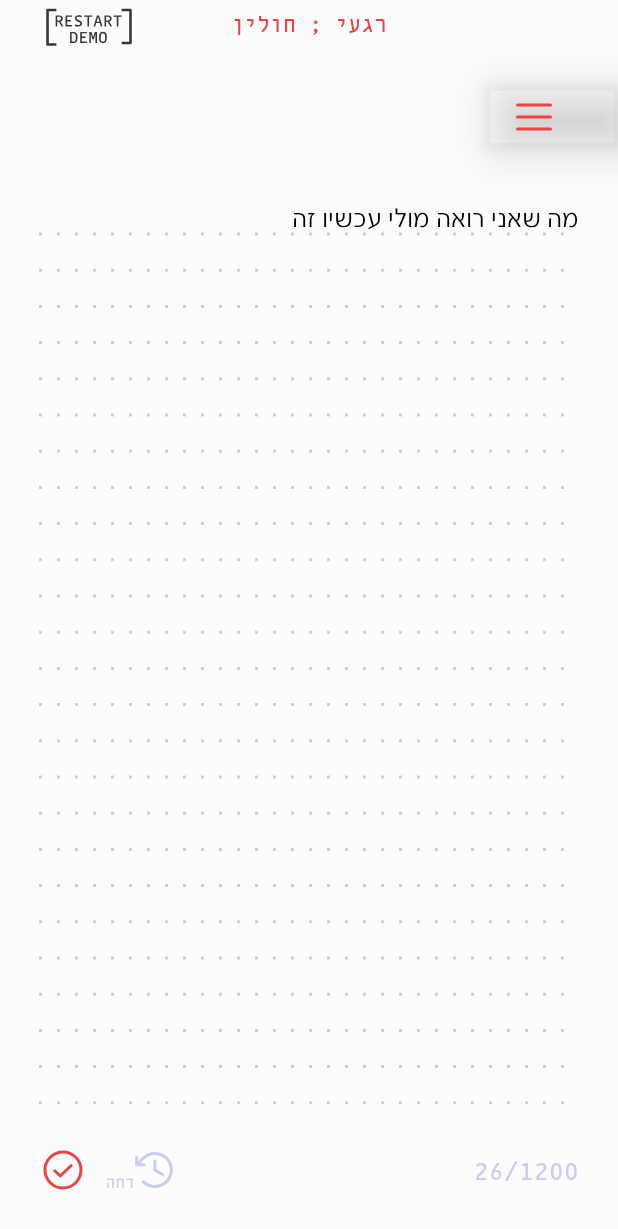
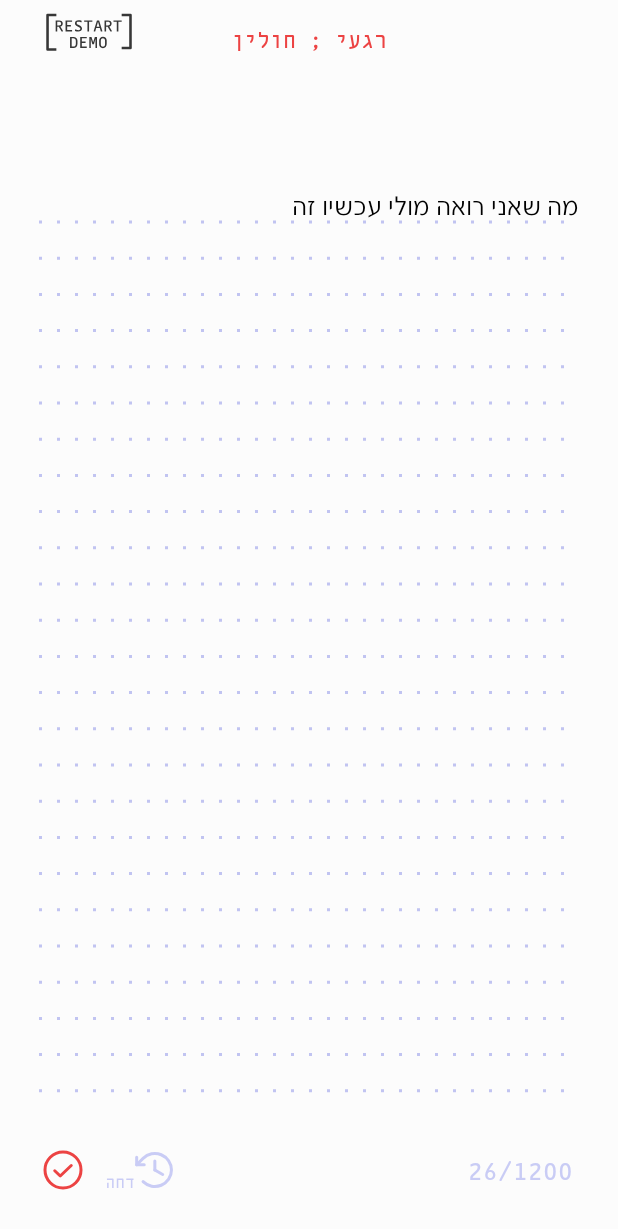
Before and after one commit to amitilan17/random-moments, an Android app: the fragment WriteFragment placed in its activity, on a phone screen of 412 x 824 dp. Shown: the top 1229 px of the screen. Run offline under Robolectric (Android 15) with nearby library versions, the phone set to English and light mode, and no system bars; our stand-ins replace data binding; libraries missing offline, so code that uses them is left out: com.chaquo.python; 1 statement that could not run was skipped.

Commit message:
margins colors and alignments

```diff
--- a/RandomMemories/app/src/main/java/com/example/randommemories/ui/main/LinedEditText.kt
+++ b/RandomMemories/app/src/main/java/com/example/randommemories/ui/main/LinedEditText.kt
@@ -17,7 +17,7 @@ class LinedEditText(context: Context, attrs: AttributeSet?) : androidx.appcompat
     // we need this constructor for LayoutInflater
     init {
         mPaint.style = Paint.Style.FILL_AND_STROKE
-        mPaint.color = context.getColor(R.color.light_blue)
+        mPaint.color = context.getColor(R.color.light_blue_darker)
         mPaint.strokeWidth = 3f
         mPaint.pathEffect = DashPathEffect(floatArrayOf(3f, 15f), 0f) // Set dash pattern
     }
--- a/RandomMemories/app/src/main/java/com/example/randommemories/ui/main/WriteFragment.kt
+++ b/RandomMemories/app/src/main/java/com/example/randommemories/ui/main/WriteFragment.kt
@@ -87,6 +87,7 @@ class WriteFragment : Fragment() {
 
         LocaleHelper.onCreate(requireContext(), "he")
 
+        activity?.findViewById<Button>(R.id.menu)?.visibility= View.INVISIBLE
 
         val logo = requireActivity().findViewById<TextView>(R.id.logo)
         val restartButton = requireActivity().findViewById<View>(R.id.restart_button)
@@ -94,8 +95,8 @@ class WriteFragment : Fragment() {
         restartTopPaddingOnActivity = restartButton.paddingTop
         restartLeftPaddingOnActivity = restartButton.paddingLeft
         WindowCompat.setDecorFitsSystemWindows(requireActivity().window, true)
-        logo.setPadding(0, 8, 0, 0)
-        restartButton.setPadding(40, -150, 0, 0)
+        logo.setPadding(0, 24, 0, 0)
+        restartButton.setPadding(40, -14, 0, 0)
     }
 
     override fun onStop() {
--- a/RandomMemories/app/src/main/res/layout/activity_main.xml
+++ b/RandomMemories/app/src/main/res/layout/activity_main.xml
@@ -23,7 +23,7 @@
             android:drawableBottom="@drawable/restart_button"
             android:drawableTint="@color/dark_gray"
             android:paddingLeft="28dp"
-            android:paddingTop="31dp"
+            android:paddingTop="39dp"
             android:textAlignment="center" />
     </FrameLayout>
 
@@ -33,7 +33,7 @@
         android:layout_width="match_parent"
         android:layout_height="wrap_content"
         android:elevation="4dp"
-        android:paddingTop="52dp"
+        android:paddingTop="58dp"
         android:text="@string/logo"
         android:textAlignment="center" />
 
@@ -43,7 +43,7 @@
         android:layout_width="wrap_content"
         android:layout_height="wrap_content"
         android:layout_gravity="right"
-        android:layout_marginTop="52dp"
+        android:layout_marginTop="48dp"
         android:drawableLeft="@drawable/ic_menu"
-        android:elevation="20dp" />
+        android:elevation="20dp"/>
 </FrameLayout>
--- a/RandomMemories/app/src/main/res/layout/activity_onboarding.xml
+++ b/RandomMemories/app/src/main/res/layout/activity_onboarding.xml
@@ -15,7 +15,7 @@
             android:layout_width="match_parent"
             android:layout_height="wrap_content"
             android:textAlignment="center"
-            android:paddingTop="52dp"
+            android:paddingTop="58dp"
             android:text="@string/logo"
             android:elevation="4dp"
             style="@style/logo"/>
--- a/RandomMemories/app/src/main/res/layout/fragment_write.xml
+++ b/RandomMemories/app/src/main/res/layout/fragment_write.xml
@@ -20,7 +20,7 @@
             android:layout_height="match_parent"
             android:layout_marginTop="84dp"
             android:paddingHorizontal="@dimen/write_frag_padding"
-            android:paddingTop="38dp">
+            android:paddingTop="30dp">
 
             <com.example.randommemories.ui.main.LinedEditText
                 android:id="@+id/edit_text"
@@ -46,8 +46,11 @@
                 <TextView
                     android:id="@+id/char_counter"
                     style="@style/word_counter"
+                    android:gravity="right"
+                    android:textAlignment="gravity"
                     android:layout_width="wrap_content"
                     android:layout_height="wrap_content"
+                    android:paddingRight="4dp"
                     app:layout_constraintBottom_toBottomOf="parent"
                     app:layout_constraintRight_toRightOf="parent"
                     app:layout_constraintTop_toTopOf="parent"
--- a/RandomMemories/app/src/main/res/layout/onboarding_screen_2.xml
+++ b/RandomMemories/app/src/main/res/layout/onboarding_screen_2.xml
@@ -75,7 +75,7 @@
         android:layout_width="wrap_content"
         android:layout_height="wrap_content"
         android:paddingHorizontal="@dimen/onboarding_padding_horizontal"
-        android:gravity="center"
+        android:gravity="right"
         android:textAlignment="gravity"
         app:layout_constraintStart_toStartOf="parent"
         app:layout_constraintTop_toBottomOf="@id/separator_2"
--- a/RandomMemories/app/src/main/res/values/colors.xml
+++ b/RandomMemories/app/src/main/res/values/colors.xml
@@ -10,6 +10,7 @@
     <color name="white">#FFFFFFFF</color>
     <color name="bg">#FCFCFC</color>
     <color name="light_blue">#C9CCF5</color>
+    <color name="light_blue_darker">#C1C4F1</color>
     <color name="light_light_blue">#E5E7FF</color>
     <color name="red">#EC4343</color>
     <color name="light_gray">#ACACAC</color>
```
